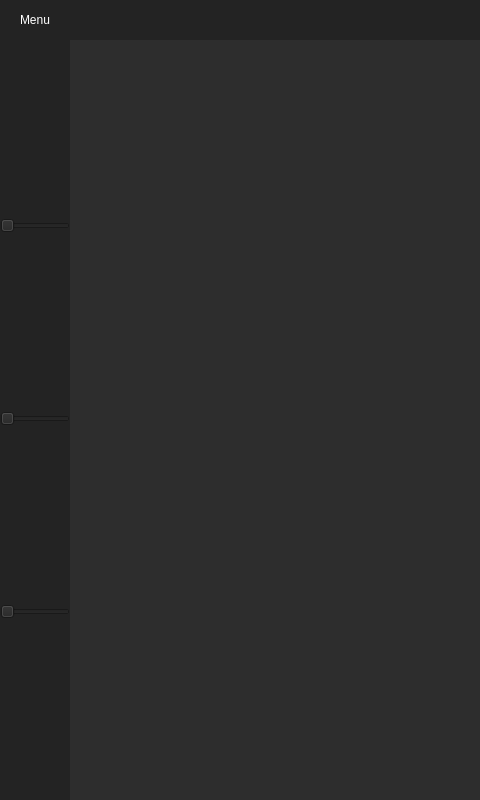
Qt form uiii.ui (TriGuez/boids) before a commit; both pictures show x 0 to 480 and y 0 to 800 of the 1200 by 800 pixel window.
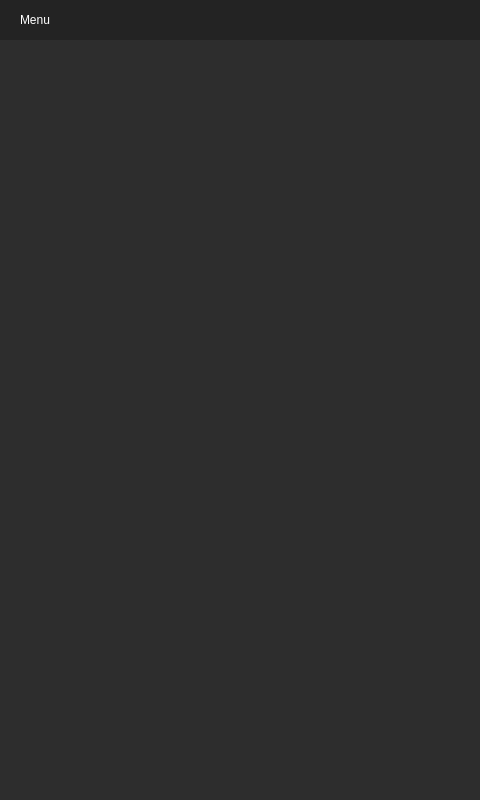
The same form after that commit.

Commit message: hésitez pas à cliquer sur le menu

Diff of the .ui file:
```diff
--- a/uiii.ui
+++ b/uiii.ui
@@ -220,7 +220,7 @@
            <widget class="QFrame" name="frame_top_menus">
             <property name="minimumSize">
              <size>
-              <width>70</width>
+              <width>0</width>
               <height>0</height>
              </size>
             </property>
@@ -230,27 +230,24 @@
             <property name="frameShadow">
              <enum>QFrame::Raised</enum>
             </property>
-            <layout class="QVBoxLayout" name="verticalLayout_4">
-             <property name="spacing">
-              <number>0</number>
-             </property>
-             <property name="leftMargin">
-              <number>0</number>
-             </property>
-             <property name="topMargin">
-              <number>0</number>
-             </property>
-             <property name="rightMargin">
-              <number>0</number>
-             </property>
-             <property name="bottomMargin">
-              <number>0</number>
-             </property>
-             <item>
               <widget class="QSlider" name="slide1">
-               <property name="maximumSize">
-                <size>
+             <property name="geometry">
+              <rect>
+               <x>0</x>
+               <y>173</y>
                  <width>70</width>
+               <height>22</height>
+              </rect>
+             </property>
+             <property name="minimumSize">
+              <size>
+               <width>0</width>
+               <height>0</height>
+              </size>
+             </property>
+             <property name="maximumSize">
+              <size>
+               <width>250</width>
                  <height>16777215</height>
                 </size>
                </property>
@@ -258,12 +255,24 @@
                 <enum>Qt::Horizontal</enum>
                </property>
               </widget>
-             </item>
-             <item>
               <widget class="QSlider" name="slide1_2">
-               <property name="maximumSize">
-                <size>
+             <property name="geometry">
+              <rect>
+               <x>0</x>
+               <y>368</y>
                  <width>70</width>
+               <height>22</height>
+              </rect>
+             </property>
+             <property name="minimumSize">
+              <size>
+               <width>0</width>
+               <height>0</height>
+              </size>
+             </property>
+             <property name="maximumSize">
+              <size>
+               <width>250</width>
                  <height>16777215</height>
                 </size>
                </property>
@@ -271,12 +280,24 @@
                 <enum>Qt::Horizontal</enum>
                </property>
               </widget>
-             </item>
-             <item>
               <widget class="QSlider" name="slide1_3">
-               <property name="maximumSize">
-                <size>
+             <property name="geometry">
+              <rect>
+               <x>0</x>
+               <y>563</y>
                  <width>70</width>
+               <height>22</height>
+              </rect>
+             </property>
+             <property name="minimumSize">
+              <size>
+               <width>0</width>
+               <height>0</height>
+              </size>
+             </property>
+             <property name="maximumSize">
+              <size>
+               <width>250</width>
                  <height>16777215</height>
                 </size>
                </property>
@@ -284,8 +305,54 @@
                 <enum>Qt::Horizontal</enum>
                </property>
               </widget>
-             </item>
-            </layout>
+            <widget class="QLabel" name="label">
+             <property name="geometry">
+              <rect>
+               <x>10</x>
+               <y>150</y>
+               <width>47</width>
+               <height>13</height>
+              </rect>
+             </property>
+             <property name="styleSheet">
+              <string notr="true">color: rgb(255, 255, 255);</string>
+             </property>
+             <property name="text">
+              <string>Qty</string>
+             </property>
+            </widget>
+            <widget class="QLabel" name="label_2">
+             <property name="geometry">
+              <rect>
+               <x>10</x>
+               <y>350</y>
+               <width>47</width>
+               <height>13</height>
+              </rect>
+             </property>
+             <property name="styleSheet">
+              <string notr="true">color: rgb(255, 255, 255);</string>
+             </property>
+             <property name="text">
+              <string>Dist</string>
+             </property>
+            </widget>
+            <widget class="QLabel" name="label_3">
+             <property name="geometry">
+              <rect>
+               <x>10</x>
+               <y>540</y>
+               <width>47</width>
+               <height>13</height>
+              </rect>
+             </property>
+             <property name="styleSheet">
+              <string notr="true">color: rgb(255, 255, 255);</string>
+             </property>
+             <property name="text">
+              <string>Speed</string>
+             </property>
+            </widget>
            </widget>
           </item>
          </layout>
```
Lines whose indentation alone changed are shown as unchanged. The commit also changes 1 other file.
